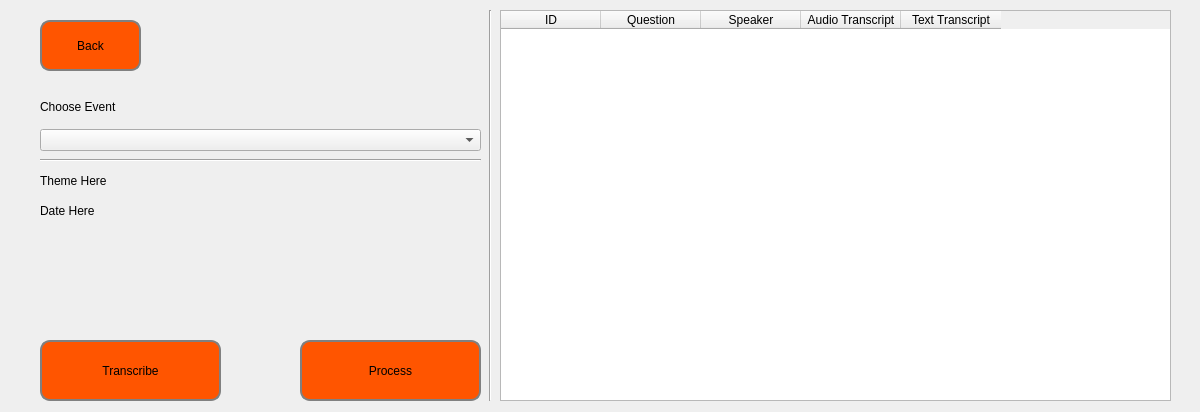
Qt form ui/ProcessWindow.ui (peterYudhistira/audio-scribo-comperio) before a commit.
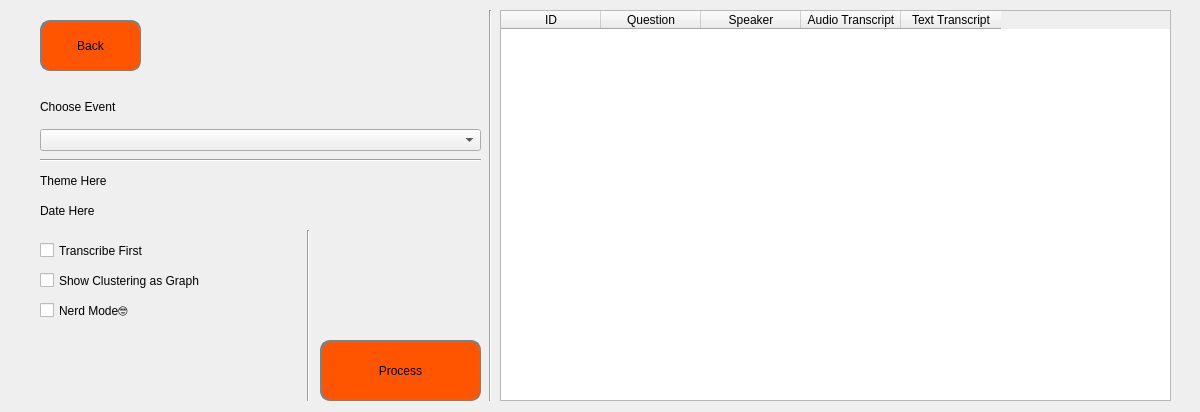
The same form after that commit.

Commit message: [09/05/2023] [3] Changes to the Process Window. Implemented Play Media Buttons. Soon will add the Processing part as a script.

```diff
--- a/ui/ProcessWindow.ui
+++ b/ui/ProcessWindow.ui
@@ -171,25 +171,12 @@
     <string>Date Here</string>
    </property>
   </widget>
-  <widget class="QPushButton" name="button_transcribe">
-   <property name="geometry">
-    <rect>
-     <x>40</x>
-     <y>340</y>
-     <width>181</width>
-     <height>61</height>
-    </rect>
-   </property>
-   <property name="text">
-    <string>Transcribe</string>
-   </property>
-  </widget>
   <widget class="QPushButton" name="button_process">
    <property name="geometry">
     <rect>
-     <x>300</x>
+     <x>320</x>
      <y>340</y>
-     <width>181</width>
+     <width>161</width>
      <height>61</height>
     </rect>
    </property>
@@ -197,6 +184,58 @@
     <string>Process</string>
    </property>
   </widget>
+  <widget class="Line" name="line_3">
+   <property name="geometry">
+    <rect>
+     <x>300</x>
+     <y>230</y>
+     <width>16</width>
+     <height>171</height>
+    </rect>
+   </property>
+   <property name="orientation">
+    <enum>Qt::Vertical</enum>
+   </property>
+  </widget>
+  <widget class="QCheckBox" name="check_transcribe">
+   <property name="geometry">
+    <rect>
+     <x>40</x>
+     <y>240</y>
+     <width>261</width>
+     <height>21</height>
+    </rect>
+   </property>
+   <property name="text">
+    <string>Transcribe First</string>
+   </property>
+  </widget>
+  <widget class="QCheckBox" name="check_transcribe_2">
+   <property name="geometry">
+    <rect>
+     <x>40</x>
+     <y>270</y>
+     <width>261</width>
+     <height>21</height>
+    </rect>
+   </property>
+   <property name="text">
+    <string>Show Clustering as Graph</string>
+   </property>
+  </widget>
+  <widget class="QCheckBox" name="check_transcribe_3">
+   <property name="geometry">
+    <rect>
+     <x>40</x>
+     <y>300</y>
+     <width>261</width>
+     <height>21</height>
+    </rect>
+   </property>
+   <property name="text">
+    <string>Nerd Mode🤓</string>
+   </property>
+  </widget>
  </widget>
  <resources/>
  <connections/>
```
Left out of the diff: 5 changed lines with no effect on the pictures. The commit also changes 3 other files.
